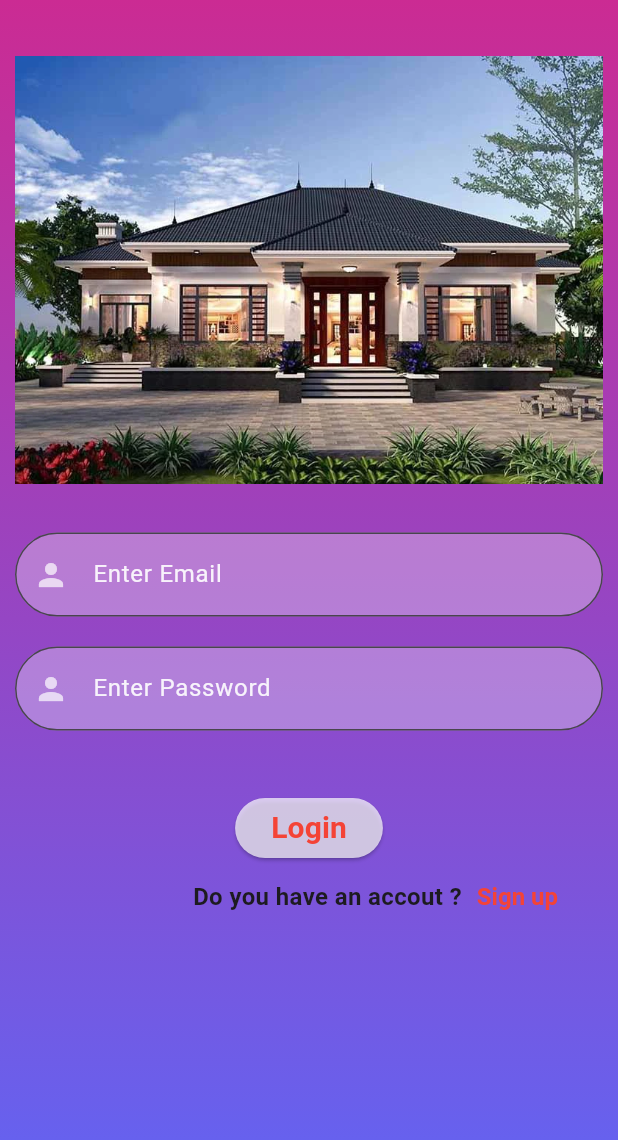
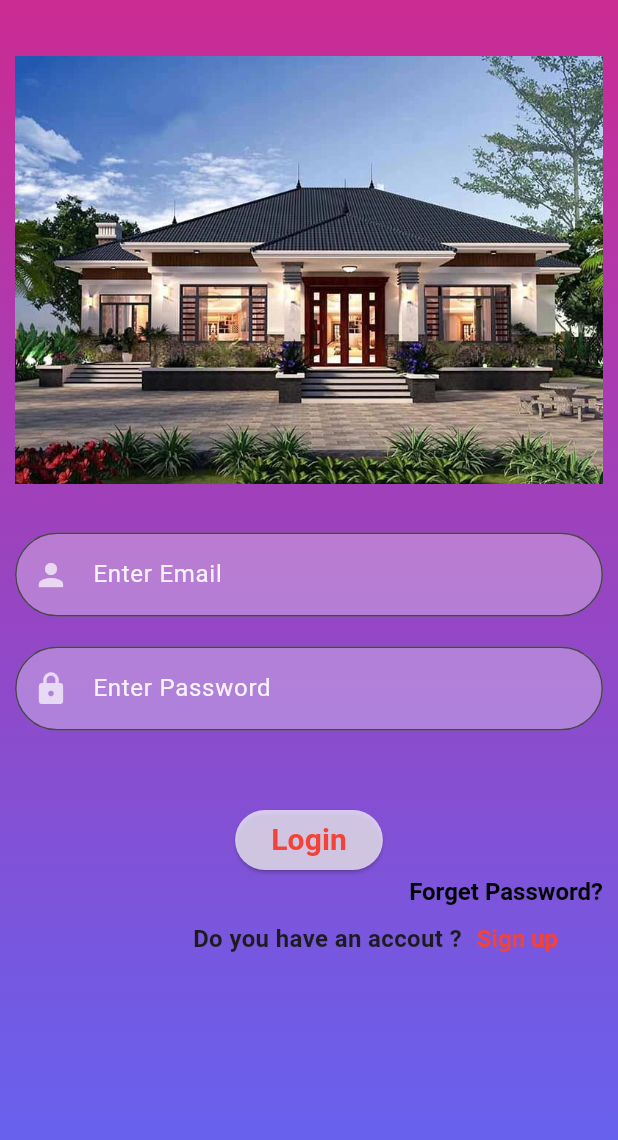
Before and after one commit to Thanhvien04/DoanNhom, a Flutter app: the screen it shows after launch, on a phone screen of 412 x 824 dp. Shown: the top 1140 px of the screen. Run offline on Flutter 3.47's test engine with Material 2 defaults, Android fonts, the phone set to English and light mode, and no system bars; our stand-ins replace firebase_auth, firebase_core; accounts and stored records are empty.

Commit message:
forget password

```diff
--- a/lib/Screen/login_screen.dart
+++ b/lib/Screen/login_screen.dart
@@ -1,3 +1,4 @@
+import 'package:doan/Screen/forget_screen.dart';
 import 'package:flutter/material.dart';
 import 'home_screen.dart';
 import 'package:firebase_auth/firebase_auth.dart';
@@ -104,7 +105,7 @@ class _Login_interfaceState extends State<Login_interface> {
                               color: Colors.white,
                               style: BorderStyle.none)),
                       prefixIcon: const Icon(
-                        Icons.person,
+                        Icons.lock,
                         color: Colors.white70,
                       )),
                 ),
@@ -116,6 +117,10 @@ class _Login_interfaceState extends State<Login_interface> {
                   style: const TextStyle(
                       color: Colors.red, fontWeight: FontWeight.bold),
                 ),
+                const SizedBox(
+                  height: 8,
+                ),
+
                 ElevatedButton(
                     style: const ButtonStyle(
                         backgroundColor:
@@ -137,6 +142,7 @@ class _Login_interfaceState extends State<Login_interface> {
                       }
                       ;
                     },
+
                     child: const Text(
                       "Login",
                       style: TextStyle(
@@ -144,6 +150,7 @@ class _Login_interfaceState extends State<Login_interface> {
                           fontWeight: FontWeight.bold,
                           color: Colors.red),
                     )),
+                    forgetPassword(context),
                 Padding(
                   padding: const EdgeInsets.only(right: 30, top: 10),
                   child: Row(
@@ -183,4 +190,28 @@ class _Login_interfaceState extends State<Login_interface> {
       ),
     );
   }
+
+  Widget forgetPassword(BuildContext context){
+    return Container(
+      width: MediaQuery.of(context).size.width,
+      height: 20,
+      alignment: Alignment.bottomRight,
+      child:  InkWell(
+        onTap: () {
+          Navigator.push(
+              context,
+              MaterialPageRoute(
+                  builder: (context) => const ForgetPassword_Screen()));
+        },
+        child: RichText(
+          text: const TextSpan(
+              text: "Forget Password?",
+              style: TextStyle(
+                  color: Colors.black,
+                  fontWeight: FontWeight.bold,
+                  fontSize: 16)),
+        ),
+      )
+    );
+  }
 }
--- a/pubspec.yaml
+++ b/pubspec.yaml
@@ -19,7 +19,7 @@ publish_to: 'none' # Remove this line if you wish to publish to pub.dev
 version: 1.0.0+1
 
 environment:
-  sdk: '>=3.1.2 <4.0.0'
+  sdk: '>=2.19.6 <4.0.0'
 
 # Dependencies specify other packages that your package needs in order to work.
 # To automatically upgrade your package dependencies to the latest versions
```
Also changed, not shown: lib/Screen/forget_screen.dart (added, +105 -0 lines), lib/Screen/home_screen.dart (+4 -4 lines), pubspec.lock.
